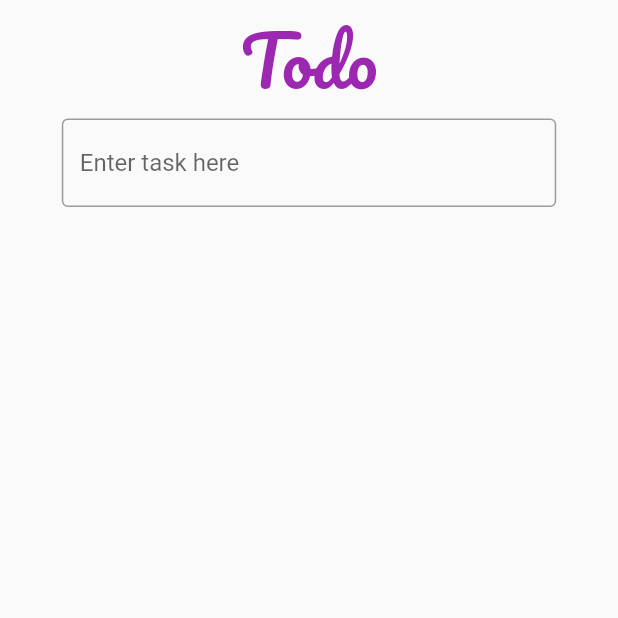
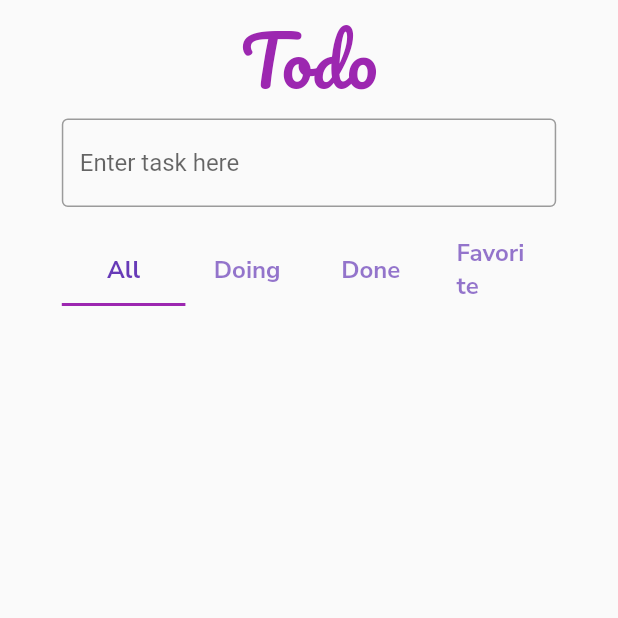
Before and after one commit to rajbahakdanyu/riverpod_cc, a Flutter app: the screen it shows after launch, on a phone screen of 412 x 824 dp, the top half of it. Run offline on Flutter 3.47's test engine with Material 2 defaults, Android fonts, the phone set to English and light mode, and no system bars; our stand-ins replace flutter_riverpod, google_fonts.

Commit message:
Added tab bar

```diff
--- a/lib/screens/home.dart
+++ b/lib/screens/home.dart
@@ -1,5 +1,6 @@
 import 'package:flutter/material.dart';
 import 'package:flutter_riverpod/flutter_riverpod.dart';
+import 'package:google_fonts/google_fonts.dart';
 
 class HomeScreen extends ConsumerWidget {
   HomeScreen({Key? key}) : super(key: key);
@@ -11,6 +12,8 @@ class HomeScreen extends ConsumerWidget {
     return Scaffold(
       body: SizedBox(
         width: MediaQuery.of(context).size.width,
+        child: DefaultTabController(
+          length: 4,
           child: Column(
             children: [
               Text(
@@ -33,8 +36,27 @@ class HomeScreen extends ConsumerWidget {
                 keyboardType: TextInputType.text,
                 textInputAction: TextInputAction.done,
                 maxLines: 1,
+                onFieldSubmitted: (value) {},
+              ),
+              const SizedBox(height: 20),
+              SizedBox(
+                width: MediaQuery.of(context).size.width * .8,
+                child: TabBar(
+                  labelColor: Colors.deepPurple,
+                  labelStyle: Theme.of(context).textTheme.bodyText2!.copyWith(
+                        fontSize: 16,
+                        fontWeight: FontWeight.bold,
+                      ),
+                  tabs: const [
+                    Text('All'),
+                    Text('Doing'),
+                    Text('Done'),
+                    Text('Favorite'),
+                  ],
+                ),
               ),
             ],
+          ),
         ),
       ),
     );
```
Lines whose indentation alone changed are shown as unchanged.
